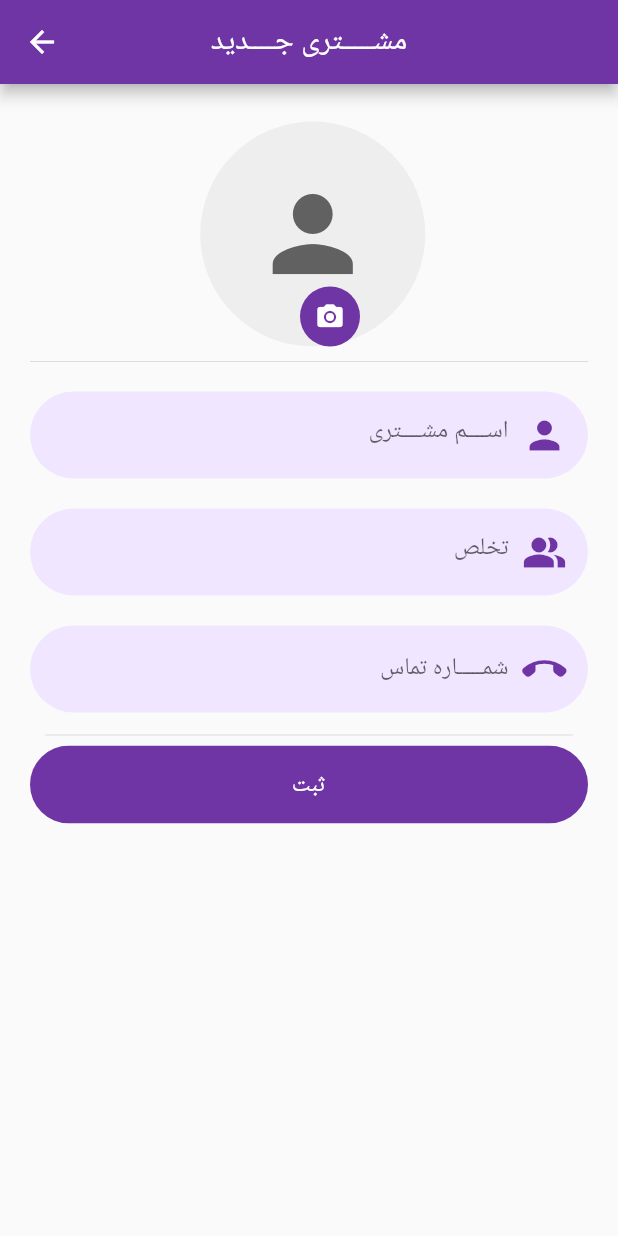
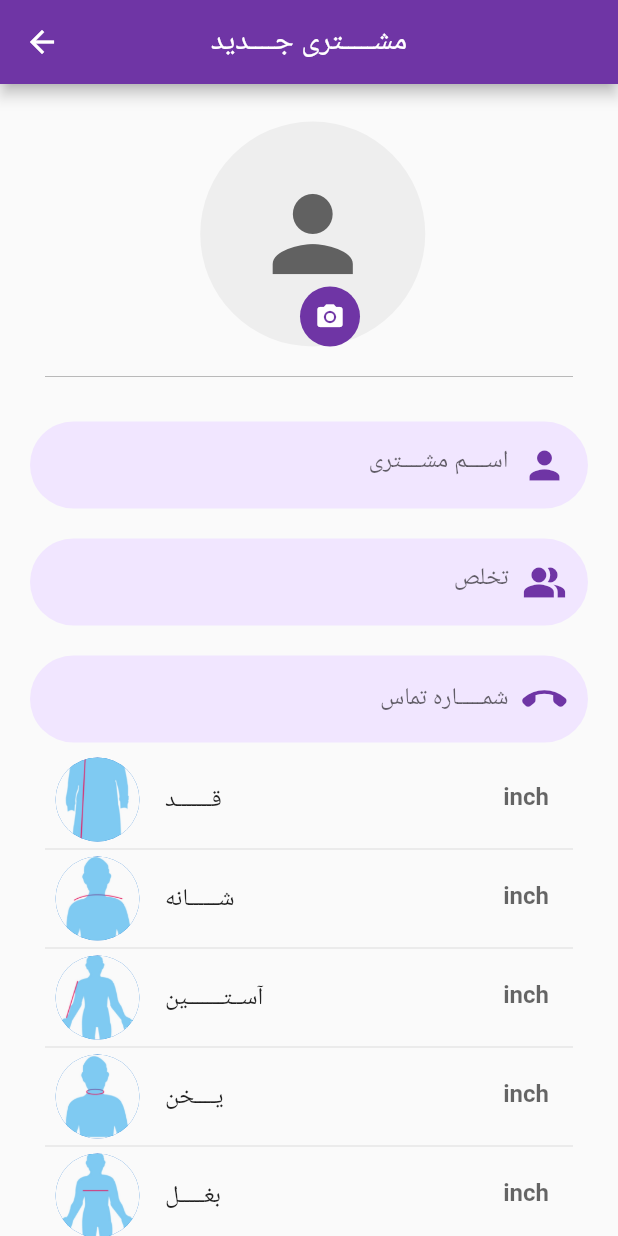
Before and after one commit to basirkhan1995/TailorStudio, a Flutter app: the NewClient screen opened directly, on a phone screen of 412 x 824 dp. Run offline on Flutter 3.47's test engine with Material 2 defaults, Android fonts, the phone set to English and light mode, and no system bars; our stand-ins replace awesome_dialog, bottom_navy_bar, connectivity, image_picker, shared_preferences; missing offline and left inert: animated_floatactionbuttons, system_settings; accounts and stored records are empty; network calls fail.

Commit message:
great working

```diff
--- a/lib/Components/Rounded_Measure_Input.dart
+++ b/lib/Components/Rounded_Measure_Input.dart
@@ -24,7 +24,10 @@ class RoundedMeasureField extends StatelessWidget {
           color: GreyColor
         ),
         textAlignVertical: TextAlignVertical.center,
-        keyboardType: TextInputType.number,
+        keyboardType: TextInputType.numberWithOptions(
+          decimal: true,
+          signed: false
+        ),
         textAlign: TextAlign.right,
         validator: (value) {
           if(value == null || value.isEmpty){
--- a/lib/Screens/Login/body.dart
+++ b/lib/Screens/Login/body.dart
@@ -111,6 +111,7 @@ class _BodyState extends State<Body> {
                       Env.loginData.setString('username', username.text);
                       Env.loginData.setString('userID', jsonData['userID']);
                       Env.loginData.setString('tailorName', jsonData['tailorName']);
+                      Env.loginData.setString('studioName', jsonData['studioName']);
                       Env.loginData.setString('userEmail', jsonData['userEmail']);
                       Navigator.push(context,
                           MaterialPageRoute(builder: (context) => HomePage()));
--- a/lib/Screens/NewClient/New_Client_Form.dart
+++ b/lib/Screens/NewClient/New_Client_Form.dart
@@ -10,6 +10,7 @@ import 'package:tailor/Components/Rounded_Number_Input.dart';
 import 'package:tailor/Constants/ConstantColors.dart';
 import 'package:tailor/Constants/Methods.dart';
 import 'package:tailor/Screens/HomePage/HomePage.dart';
+import 'package:tailor/Components/Rounded_Measure_Input.dart';
 import 'dart:io';
 
 
@@ -19,37 +20,62 @@ class NewClient extends StatefulWidget {
 }
 
 class _NewClientState extends State<NewClient> {
+  //variables
+  final _formKey = GlobalKey <FormState>();
   SharedPreferences loginData;
-  String tailorID = "";
-
-  final _formKey = GlobalKey <FormState>();
+  String user ="";
   File imageFile;
 
+ //TextField Controllers
   TextEditingController controllerFirstName = new TextEditingController();
   TextEditingController controllerLastName = new TextEditingController();
   TextEditingController controllerPhone = new TextEditingController();
+  TextEditingController controllerMeasure = new TextEditingController();
+  TextEditingController controllerBaghal = new TextEditingController();
+  TextEditingController controllerAstin = new TextEditingController();
+  TextEditingController controllerShana = new TextEditingController();
+  TextEditingController controllerDaman = new TextEditingController();
+  TextEditingController controllerQad = new TextEditingController();
+  TextEditingController controllerQadTunban = new TextEditingController();
+  TextEditingController controllerPacha = new TextEditingController();
+  TextEditingController controllerYakhan = new TextEditingController();
 
-  @override
-  void initState() {
-
-    super.initState();
-  }
 
   void getInstance() async{
     loginData = await SharedPreferences.getInstance();
     setState(() {
-      tailorID = loginData.getString('tName');
+      user = loginData.getString('userID');
+    });
+  }
+
+  @override
+  void initState() {
+    // TODO: implement initState
+    super.initState();
+    initial();
+  }
+
+  void initial() async{
+    loginData = await SharedPreferences.getInstance();
+    setState(() {
+      user = loginData.getString('userID');
     });
   }
 
   void sendData() async {
-
     http.Response res = await http.post(Uri.parse(Env.url+"customerInsert.php"), body: jsonEncode({
-          "indFirstName": controllerFirstName.text,
-          "indLastName": controllerLastName.text,
-          "indPhone": controllerPhone.text,
-          "indTailor": "1",
-          "accName": controllerFirstName.text + " " + controllerLastName.text
+          "firstName": controllerFirstName.text,
+          "lastName": controllerLastName.text,
+          "phone": controllerPhone.text,
+          "tailor": "$user",
+          "qad": controllerQad.text,
+          "shana":controllerShana.text,
+          "astin":controllerAstin.text,
+          "yakhan":controllerYakhan.text,
+          "baghal":controllerBaghal.text,
+          "daman":controllerDaman.text,
+          "qadTunban":controllerQadTunban.text,
+          "pacha":controllerPacha.text,
         }));
     String result = res.body.toString();
     print(result);
@@ -64,39 +90,10 @@ class _NewClientState extends State<NewClient> {
           DialogType.SUCCES, context, () { });
       Navigator.push(context, MaterialPageRoute(builder: (context) => HomePage()));
     }
-    //
-    // var res = await http.post(Uri.parse(phpurl), body: {
-    //
-    // }); //sending post request with header data
-    //
-    // if (res.statusCode == 200) {
-    //   print(res.body); //print raw response on console
-    //   var data = json.decode(res.body); //decoding json to array
-    //   if(data["error"]){
-    //     setState(() { //refresh the UI when error is recieved from server
-    //       sending = false;
-    //       error = true;
-    //     });
-    //   }else{
-    //     controllerFirstName.text = "";
-    //     controllerLastName.text = "";
-    //     controllerPhone.text = "";
-    //     //after write success, make fields empty
-    //
-    //     setState(() {
-    //       sending = false;
-    //       success = true; //mark success and refresh UI with setState
-    //     });
-    //   }
-    // }else{
-    //   //there is error
-    //   setState(() {
-    //     error = true;
-    //     sending = false;
-    //     //mark error and refresh UI with setState
-    //   });
-    // }
   }
+
+
+
   Widget build(BuildContext context) {
     //Size size = MediaQuery.of(context).size;
     return Scaffold(
@@ -171,7 +168,9 @@ class _NewClientState extends State<NewClient> {
                     )
                   ],
                 ),
-                Divider(height: 20),
+
+                Divider(height: 40,color: Colors.black26,indent: 10,endIndent: 10),
+          //Measurements
                 RoundedInputField(
                   onChanged: (value) {},
                   message: "لطفا اسم مشتری را وارید نمایید",
@@ -192,98 +191,105 @@ class _NewClientState extends State<NewClient> {
                   prefix: Icons.call_end_rounded,
                   controller: controllerPhone,
                 ),
+                ListTile(
+                    leading: CircleAvatar(
+                        radius: 29,
+                        backgroundImage: AssetImage('photos/Measure/qad_peran.jpg')),
+                    title: Text('قـــــــد'),
+                    trailing:  RoundedMeasureField(
+                      controller: controllerQad,
+                      hintText:'inch',
+                      message: 'خــالی',
+                    )
+                ),
+                Divider(height: 10,indent: 10,endIndent: 10),
+                ListTile(
+                    leading: CircleAvatar(
+                        radius: 29,
+                        backgroundImage: AssetImage('photos/Measure/shana.jpg')),
+                    title: Text('شــــــانه'),
+                    trailing:  RoundedMeasureField(
+                      controller: controllerShana,
+                      hintText:'inch',
+                      message: 'خــالی',
+                    )
+                ),
+                Divider(height: 10,indent: 10,endIndent: 10),
+                ListTile(
+                    leading: CircleAvatar(
+                        radius: 29,
+                        backgroundImage: AssetImage('photos/Measure/astin.jpg')),
+                    title: Text('آســتـــــــین'),
+                    trailing:  RoundedMeasureField(
+                      controller: controllerAstin,
+                      hintText:'inch',
+                      message: 'خــالی',
+                    )
+                ),
+                Divider(height: 10,indent: 10,endIndent: 10),
+                ListTile(
+                    leading: CircleAvatar(
+                        radius: 29,
+                        backgroundImage: AssetImage('photos/Measure/gardan.jpg')),
+                    title: Text('یــــخن'),
+                    trailing:  RoundedMeasureField(
+                      controller: controllerYakhan,
+                      hintText:'inch',
+                      message: 'خــالی',
+                    )
+                ),
+                Divider(height: 10,indent: 10,endIndent: 10),
+                ListTile(
+                    leading: CircleAvatar(
+                        radius: 29,
+                        backgroundImage: AssetImage('photos/Measure/baghal.jpg')),
+                    title: Text('بغـــــل'),
+                    trailing:  RoundedMeasureField(
+                      controller: controllerBaghal,
+                      hintText:'inch',
+                      message: 'خــالی',
+                    )
+                ),
+                Divider(height: 10,indent: 10,endIndent: 10),
+                ListTile(
+                    leading: CircleAvatar(
+                        radius: 29,
+                        backgroundImage: AssetImage('photos/Measure/bar_daman.jpg')),
+                    title: Text('دامــــــن'),
+                    trailing:  RoundedMeasureField(
+                      controller: controllerDaman,
+                      hintText:'inch',
+                      message: 'خــالی',
+                    )
+                ),
+                Divider(height: 10,indent: 10,endIndent: 10),
 
-                // Divider(height: 40,color: Colors.black26,indent: 10,endIndent: 10),
+                ListTile(
+                    leading: CircleAvatar(
+                        radius: 29,
+                        backgroundImage: AssetImage('photos/Measure/qad_tonban.jpg')),
+                    title: Text('قــــد تنبان'),
+                    trailing:  RoundedMeasureField(
+                      controller: controllerQadTunban,
+                      hintText:'inch',
+                      message: 'خــالی',
+                    )
+                ),
+                Divider(height: 10,indent: 10,endIndent: 10),
+                ListTile(
+                    leading: CircleAvatar(
+                        radius: 29,
+                        backgroundImage: AssetImage('photos/Measure/pacha.jpg')),
+                    title: Text('پـــــاچه'),
+                    trailing:  RoundedMeasureField(
+                      controller: controllerPacha,
+                      hintText:'inch',
+                      message: 'خــالی',
+                    )
+                ),
+                Divider(height: 10,indent: 10,endIndent: 10),
 
-                //Measurements
-                // ListTile(
-                //     leading: CircleAvatar(
-                //         radius: 29,
-                //         backgroundImage: AssetImage('photos/Measure/baghal.jpg')),
-                //     title: Text('بغـــــل'),
-                //     trailing:  RoundedMeasureField(
-                //       hintText:'inch',
-                //       message: 'خــالی',
-                //     )
-                // ),
-                // Divider(height: 10,indent: 10,endIndent: 10),
-                // ListTile(
-                //     leading: CircleAvatar(
-                //         radius: 29,
-                //         backgroundImage: AssetImage('photos/Measure/shana.jpg')),
-                //     title: Text('شــــــانه'),
-                //     trailing:  RoundedMeasureField(
-                //       hintText:'inch',
-                //       message: 'خــالی',
-                //     )
-                // ),
-                // Divider(height: 10,indent: 10,endIndent: 10),
-                // ListTile(
-                //     leading: CircleAvatar(
-                //         radius: 29,
-                //         backgroundImage: AssetImage('photos/Measure/gardan.jpg')),
-                //     title: Text('یــــخن'),
-                //     trailing:  RoundedMeasureField(
-                //       hintText:'inch',
-                //       message: 'خــالی',
-                //     )
-                // ),
-                // Divider(height: 10,indent: 10,endIndent: 10),
-                // ListTile(
-                //     leading: CircleAvatar(
-                //         radius: 29,
-                //         backgroundImage: AssetImage('photos/Measure/astin.jpg')),
-                //     title: Text('آســتـــــــین'),
-                //     trailing:  RoundedMeasureField(
-                //       hintText:'inch',
-                //       message: 'خــالی',
-                //     )
-                // ),
-                // Divider(height: 10,indent: 10,endIndent: 10),
-                // ListTile(
-                //     leading: CircleAvatar(
-                //         radius: 29,
-                //         backgroundImage: AssetImage('photos/Measure/bar_daman.jpg')),
-                //     title: Text('دامــــــن'),
-                //     trailing:  RoundedMeasureField(
-                //       hintText:'inch',
-                //       message: 'خــالی',
-                //     )
-                // ),
-                // Divider(height: 10,indent: 10,endIndent: 10),
-                // ListTile(
-                //     leading: CircleAvatar(
-                //         radius: 29,
-                //         backgroundImage: AssetImage('photos/Measure/qad_peran.jpg')),
-                //     title: Text('قـــــــد'),
-                //     trailing:  RoundedMeasureField(
-                //       hintText:'inch',
-                //       message: 'خــالی',
-                //     )
-                // ),
-                // Divider(height: 10,indent: 10,endIndent: 10),
-                // ListTile(
-                //     leading: CircleAvatar(
-                //         radius: 29,
-                //         backgroundImage: AssetImage('photos/Measure/qad_tonban.jpg')),
-                //     title: Text('قــــد تنبان'),
-                //     trailing:  RoundedMeasureField(
-                //       hintText:'inch',
-                //       message: 'خــالی',
-                //     )
-                // ),
-                // Divider(height: 10,indent: 10,endIndent: 10),
-                // ListTile(
-                //     leading: CircleAvatar(
-                //         radius: 29,
-                //         backgroundImage: AssetImage('photos/Measure/pacha.jpg')),
-                //     title: Text('پـــــاچه'),
-                //     trailing:  RoundedMeasureField(
-                //       hintText:'inch',
-                //       message: 'خــالی',
-                //     )
-                // ),
-                Divider(height: 10,indent: 10,endIndent: 10),
+                //btn
                 RoundedButton(
                   textColor: WhiteColor,
                   color: PurpleColor,
```
Also changed, not shown: lib/Constants/Methods.dart (+1 -9 lines), lib/HttpServices/HTTP.dart (+4 -4 lines), lib/HttpServices/IndividualsModel.dart (+63 -28 lines), lib/Screens/HomePage/HomePage.dart (+5 -5 lines), lib/Screens/Individuals/Individuals.dart (+63 -41 lines), lib/Screens/Orders/Orders.dart (+25 -2 lines).
